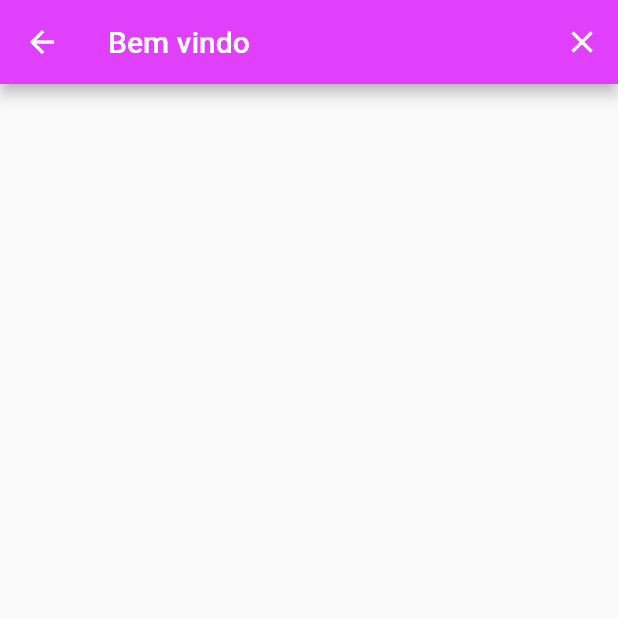
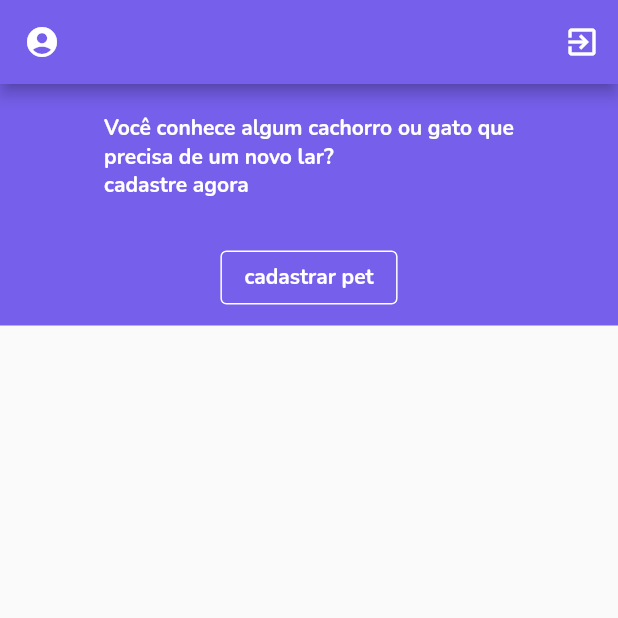
Before and after one commit to paolauande/tcc-engsoftware, a Flutter app: the HomeScreen screen opened by its route, on a phone screen of 412 x 824 dp, the top half of it. Run offline on Flutter 3.47's test engine with Material 2 defaults, Android fonts, the phone set to English and light mode, and no system bars; our stand-ins replace firebase_auth, firebase_core, modal_progress_hud; accounts and stored records are empty.

```diff
--- a/lib/utils/default_button.dart
+++ b/lib/utils/default_button.dart
@@ -1,8 +1,7 @@
 import 'package:flutter/material.dart';
 
 class DefaultButton extends StatelessWidget {
-  DefaultButton(
-      {required this.colour, required this.title, required this.onPressed});
+  DefaultButton({this.colour, this.title, this.onPressed});
   final Color colour;
   final String title;
   final Function() onPressed;
--- a/lib/view/home_screen.dart
+++ b/lib/view/home_screen.dart
@@ -1,7 +1,7 @@
 import 'package:flutter/material.dart';
 import 'package:firebase_auth/firebase_auth.dart';
 
-late User loggedinUser;
+User loggedinUser;
 
 class HomeScreen extends StatefulWidget {
   @override
@@ -31,18 +31,57 @@ class _HomeScreenState extends State<HomeScreen> {
   Widget build(BuildContext context) {
     return Scaffold(
         appBar: AppBar(
-        leading: null,
+          leading: Icon(Icons.account_circle_rounded),
           actions: <Widget>[
             IconButton(
-              icon: Icon(Icons.close),
+                icon: Icon(Icons.exit_to_app),
                 onPressed: () {
                   _auth.signOut();
                   Navigator.pop(context);
                 }),
           ],
-        title: Text('Bem vindo'),
-        backgroundColor: Colors.purpleAccent,
+          backgroundColor: Color(0xFFF755FEB),
         ),
-    );
+        body: Column(
+          children: [
+            Container(
+                width: MediaQuery.of(context).size.width,
+                color: Color(0xFFF755FEB),
+                child: Column(
+                  children: [
+                    Padding(
+                      padding: EdgeInsets.all(20),
+                      child: Text(
+                        "Você conhece algum cachorro ou gato que\nprecisa de um novo lar? \ncadastre agora",
+                        style: TextStyle(
+                            fontFamily: 'Nunito',
+                            fontWeight: FontWeight.w600,
+                            fontSize: 14,
+                            color: Colors.white),
+                      ),
+                    ),
+                    Padding(
+                      padding: const EdgeInsets.all(8.0),
+                      child: OutlinedButton(
+                        onPressed: () {
+                          Navigator.pushNamed(context, 'register_screen');
+                        },
+                        style: OutlinedButton.styleFrom(
+                          side: BorderSide(width: 1.0, color: Colors.white),
+                        ),
+                        child: const Text(
+                          "cadastrar pet",
+                          style: TextStyle(
+                              fontFamily: 'Nunito',
+                              fontWeight: FontWeight.w600,
+                              fontSize: 14,
+                              color: Colors.white),
+                        ),
+                      ),
+                    ),
+                  ],
+                )),
+          ],
+        ));
   }
 }
--- a/lib/view/login_screen.dart
+++ b/lib/view/login_screen.dart
@@ -27,8 +27,8 @@ class LoginScreen extends StatefulWidget {
 final _auth = FirebaseAuth.instance;
 
 class _LoginScreenState extends State<LoginScreen> {
-  late String email;
-  late String password;
+  String email;
+  String password;
   bool showSpinner = false;
   @override
   Widget build(BuildContext context) {
--- a/lib/view/welcome_screen.dart
+++ b/lib/view/welcome_screen.dart
@@ -28,7 +28,7 @@ class _WelcomeScreenState extends State<WelcomeScreen> {
                     colour: Colors.white,
                     title: 'Cadastrar',
                     onPressed: () {
-                      Navigator.pushNamed(context, 'registration_screen');
+                      Navigator.pushNamed(context, 'sign_up_screen');
                     }),
               ]),
         ));
--- a/pubspec.yaml
+++ b/pubspec.yaml
@@ -20,7 +20,7 @@ publish_to: 'none' # Remove this line if you wish to publish to pub.dev
 version: 1.0.0+1
 
 environment:
-  sdk: '>=2.18.2 <3.0.0'
+  sdk: '>=2.06.0 <3.0.0'
 
 # Dependencies specify other packages that your package needs in order to work.
 # To automatically upgrade your package dependencies to the latest versions
```
Also changed, not shown: lib/main.dart (+5 -5 lines), lib/view/register_screen.dart (added, +219 -0 lines), lib/view/signup_screen.dart (+7 -7 lines), pubspec.lock, 7 other files. Lines whose indentation alone changed are shown as unchanged.
